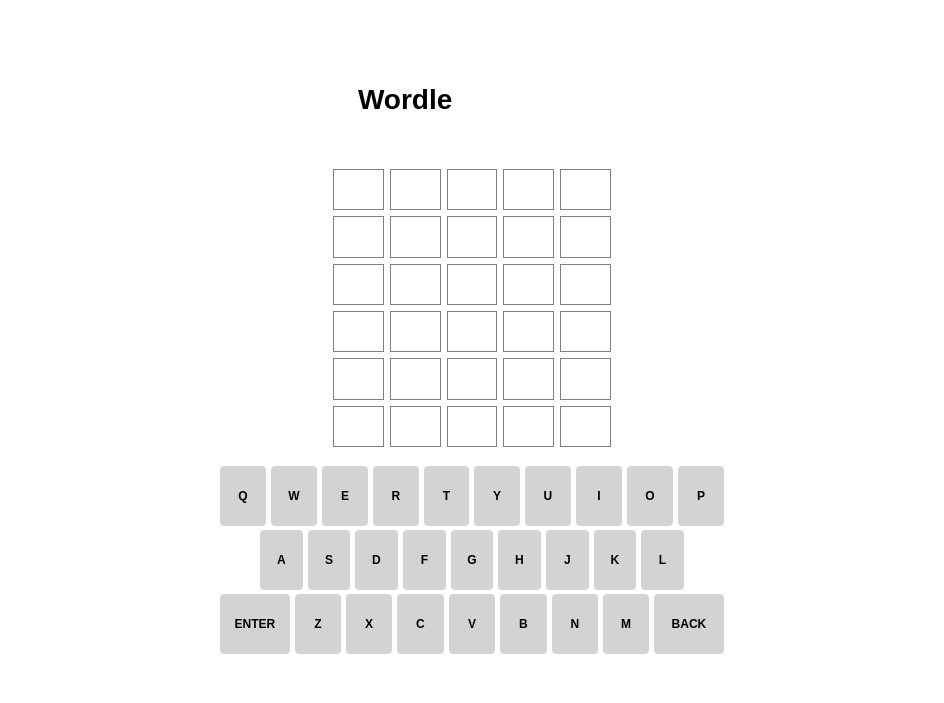
Old version of the form mainwindow.ui in the repository darkestsoul99/wordle-qt.
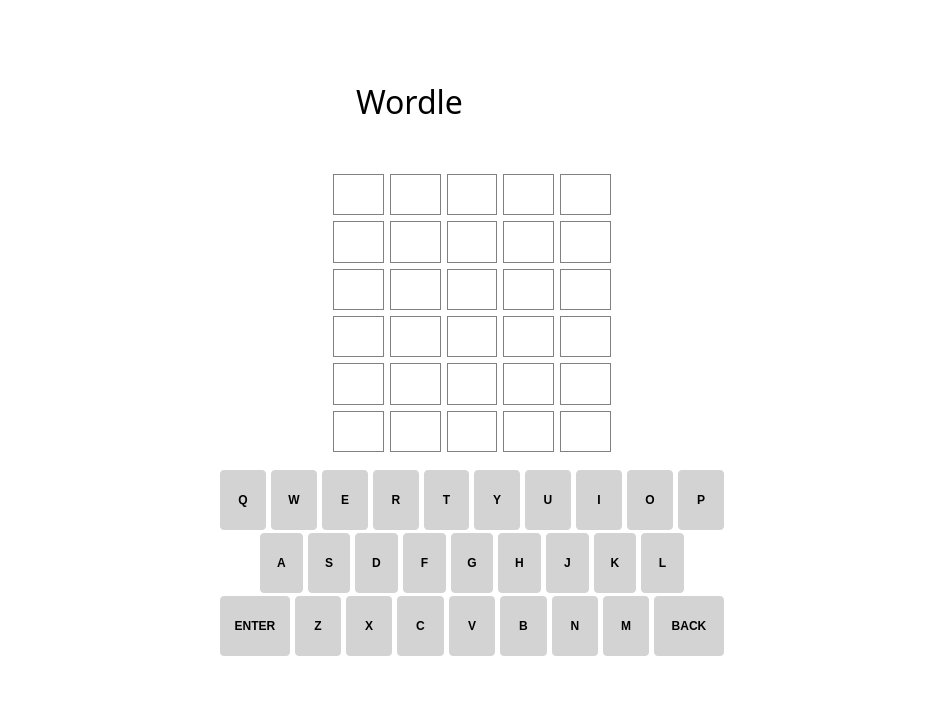
New version of the form. The open tabs and pages were chosen to show the change. Icons and pictures are not drawn.

Commit message: TASK: Ui improvement SOLUTION: Ui view is improved. New fonts added. Looks changed.

```diff
--- a/mainwindow.ui
+++ b/mainwindow.ui
@@ -27,6 +27,7 @@
      <widget class="QStackedWidget" name="stackedWidget">
       <property name="font">
        <font>
+        <weight>75</weight>
         <italic>false</italic>
         <bold>true</bold>
        </font>
@@ -283,9 +284,25 @@
           <layout class="QHBoxLayout" name="horizontalLayout" stretch="100,1,0,0">
            <item alignment="Qt::AlignHCenter">
             <widget class="QLabel" name="wordleBarLogo">
+             <property name="sizePolicy">
+              <sizepolicy hsizetype="Preferred" vsizetype="Preferred">
+               <horstretch>0</horstretch>
+               <verstretch>0</verstretch>
+              </sizepolicy>
+             </property>
+             <property name="font">
+              <font>
+               <family>NYTKarnak</family>
+               <pointsize>24</pointsize>
+               <weight>9</weight>
+               <italic>false</italic>
+               <bold>false</bold>
+               <strikeout>false</strikeout>
+               <stylestrategy>PreferDefault</stylestrategy>
+              </font>
+             </property>
              <property name="styleSheet">
-              <string notr="true">font-weight: 700;
-font-size: 28px;
+              <string notr="true">font: 75 24pt &quot;NYTKarnak&quot;;
 left: 0;
 right: 0;
 position: relative;</string>
@@ -293,6 +310,12 @@
              <property name="text">
               <string>Wordle</string>
              </property>
+             <property name="scaledContents">
+              <bool>false</bool>
+             </property>
+             <property name="indent">
+              <number>9</number>
+             </property>
             </widget>
            </item>
            <item>
```
Left out of the diff: 82 changed lines with no effect on the pictures. The commit also changes 9 other files.
